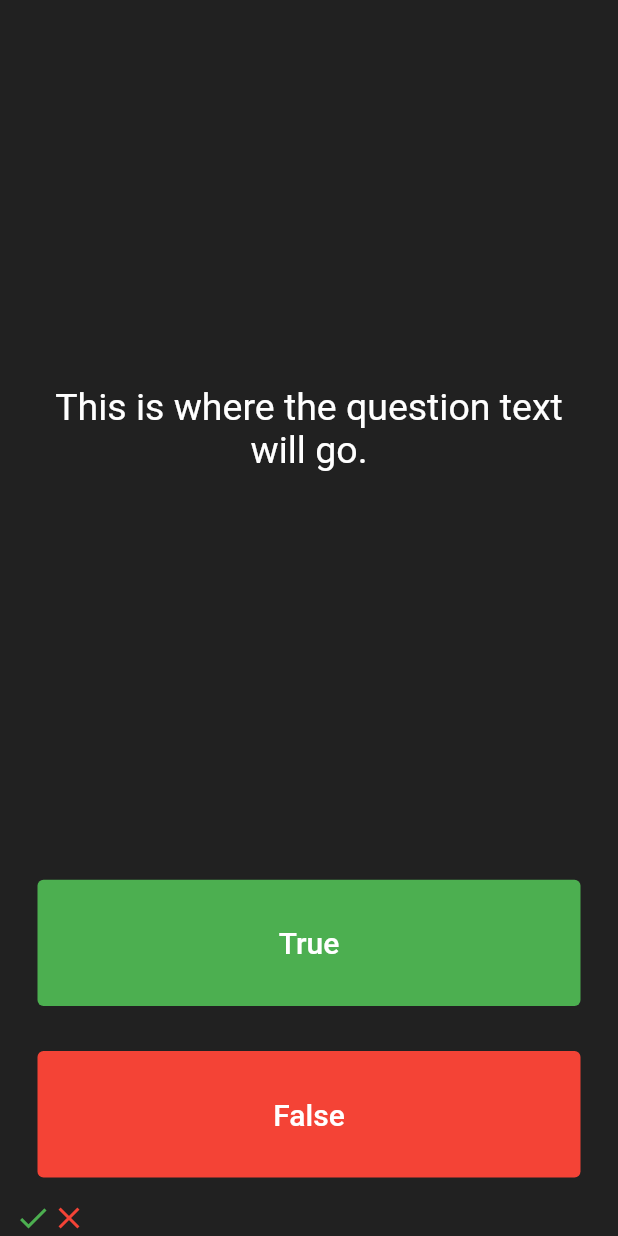
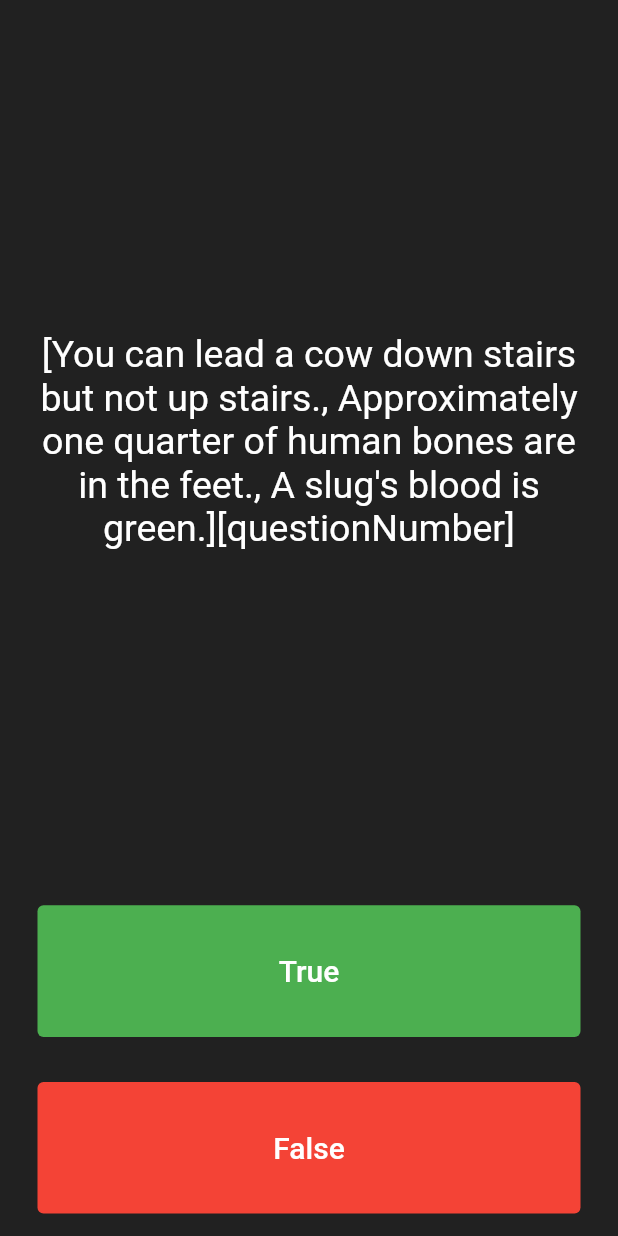
Before and after one commit to Buenaventura-Celine/Quizler, a Flutter app: the screen it shows after launch, after a tap on "True", on a phone screen of 412 x 824 dp. Run offline on Flutter 3.47's test engine with Material 2 defaults, Android fonts, the phone set to English and light mode, and no system bars.

Commit message:
My own solution to display the next question

```diff
--- a/lib/main.dart
+++ b/lib/main.dart
@@ -26,16 +26,13 @@ class QuizPage extends StatefulWidget {
 }
 
 class _QuizPageState extends State<QuizPage> {
-  List<Icon> scoreKeeper = [
-    Icon(
-      Icons.check,
-      color: Colors.green,
-    ),
-    Icon(
-      Icons.close,
-      color: Colors.red,
-    )
+  List<Icon> scoreKeeper = [];
+  List<String> questions = [
+    'You can lead a cow down stairs but not up stairs.',
+    'Approximately one quarter of human bones are in the feet.',
+    'A slug\'s blood is green.'
   ];
+  int questionNumber = 0;
   @override
   Widget build(BuildContext context) {
     return Column(
@@ -48,7 +45,7 @@ class _QuizPageState extends State<QuizPage> {
             padding: EdgeInsets.all(10.0),
             child: Center(
               child: Text(
-                'This is where the question text will go.',
+                '$questions[questionNumber]',
                 textAlign: TextAlign.center,
                 style: TextStyle(
                   fontSize: 25.0,
@@ -71,7 +68,9 @@ class _QuizPageState extends State<QuizPage> {
                 ),
               ),
               onPressed: () {
-                //The user picked true.
+                setState(() {
+                  questionNumber = questionNumber + 1;
+                });
               },
             ),
           ),
@@ -89,7 +88,9 @@ class _QuizPageState extends State<QuizPage> {
                 ),
               ),
               onPressed: () {
-                //The user picked false.
+                setState(() {
+                  questionNumber = questionNumber + 1;
+                });
               },
             ),
           ),
```
